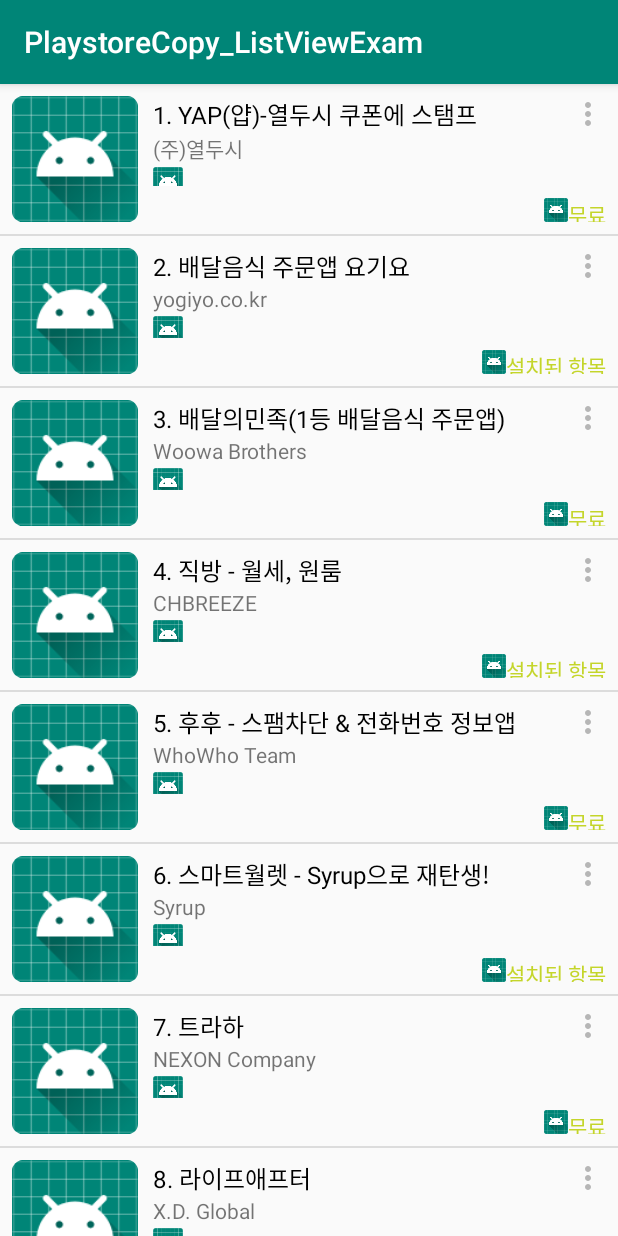
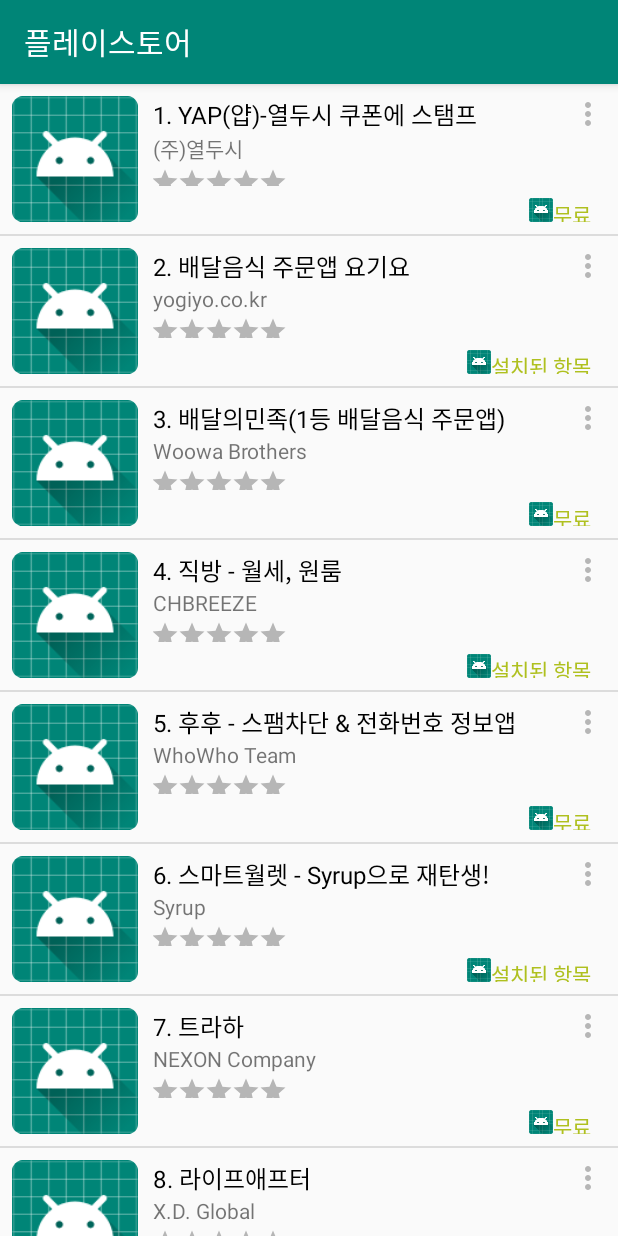
Before and after one commit to superisis1/PlaystoreCopy_ListViewExam, an Android app: the screen it shows after launch (MainActivity), on a phone screen of 412 x 824 dp. Run offline under Robolectric (Android 15) with nearby library versions, the phone set to English and light mode, and no system bars; our stand-ins replace data binding.

Commit message:
1) 아이템 레이아웃에 별이미지 추가 2) 아이템 레이아웃 패딩값 조정

```diff
--- /dev/null
+++ b/app/src/main/res/drawable/ic_star_black_24dp.xml
@@ -0,0 +1,5 @@
+<vector android:height="24dp" android:tint="#B6B6B6"
+    android:viewportHeight="24.0" android:viewportWidth="24.0"
+    android:width="24dp" xmlns:android="http://schemas.android.com/apk/res/android">
+    <path android:fillColor="#FF000000" android:pathData="M12,17.27L18.18,21l-1.64,-7.03L22,9.24l-7.19,-0.61L12,2 9.19,8.63 2,9.24l5.46,4.73L5.82,21z"/>
+</vector>
--- a/app/src/main/res/layout/app_list_item.xml
+++ b/app/src/main/res/layout/app_list_item.xml
@@ -54,12 +54,43 @@
                         android:layout_height="wrap_content"
                         android:text="업체명" />
 
+                    <LinearLayout
+                        android:layout_width="wrap_content"
+                        android:layout_height="wrap_content"
+                        android:layout_marginTop="2dp">
+
                     <ImageView
-                        android:id="@+id/starImg"
+                        android:id="@+id/starImg1"
                         android:layout_width="20dp"
                         android:layout_height="20dp"
-                        android:layout_marginTop="2dp"
-                        android:src="@mipmap/ic_launcher" />
+                        android:layout_marginLeft="-2dp"
+                        android:src="@drawable/ic_star_black_24dp" />
+                    <ImageView
+                        android:id="@+id/starImg2"
+                        android:layout_width="20dp"
+                        android:layout_height="20dp"
+                        android:layout_marginLeft="-2dp"
+                        android:src="@drawable/ic_star_black_24dp" />
+                    <ImageView
+                        android:id="@+id/starImg3"
+                        android:layout_width="20dp"
+                        android:layout_height="20dp"
+                        android:layout_marginLeft="-2dp"
+                        android:src="@drawable/ic_star_black_24dp" />
+                    <ImageView
+                        android:id="@+id/starImg4"
+                        android:layout_width="20dp"
+                        android:layout_height="20dp"
+                        android:layout_marginLeft="-2dp"
+                        android:src="@drawable/ic_star_black_24dp" />
+                    <ImageView
+                        android:id="@+id/starImg5"
+                        android:layout_width="20dp"
+                        android:layout_height="20dp"
+                        android:layout_marginLeft="-2dp"
+                        android:src="@drawable/ic_star_black_24dp" />
+
+                    </LinearLayout>
 
                 </LinearLayout>
 
@@ -79,24 +110,27 @@
             </LinearLayout>
 
             <LinearLayout
-                android:layout_marginTop="8dp"
                 android:layout_width="wrap_content"
                 android:layout_height="16dp"
                 android:layout_gravity="end|bottom"
+                android:layout_marginTop="8dp"
+                android:layout_marginRight="10dp"
+                android:gravity="center"
                 android:orientation="horizontal">
 
                 <ImageView
                     android:layout_width="16dp"
-                    android:layout_height="16dp"
-                    android:src="@mipmap/ic_launcher"/>
+                    android:layout_height="match_parent"
+                    android:src="@mipmap/ic_launcher" />
 
                 <TextView
                     android:id="@+id/appInstallTxt"
-                    android:textSize="14sp"
-                    android:textColor="#C4D52A"
                     android:layout_width="wrap_content"
                     android:layout_height="match_parent"
-                    android:text="설치된 항목" />
+                    android:gravity="center_vertical"
+                    android:text="설치된 항목"
+                    android:textColor="#AFC01F"
+                    android:textSize="14sp" />
 
             </LinearLayout>
         </LinearLayout>
--- a/app/src/main/res/values/strings.xml
+++ b/app/src/main/res/values/strings.xml
@@ -1,3 +1,3 @@
 <resources>
-    <string name="app_name">PlaystoreCopy_ListViewExam</string>
+    <string name="app_name">플레이스토어</string>
 </resources>
```
